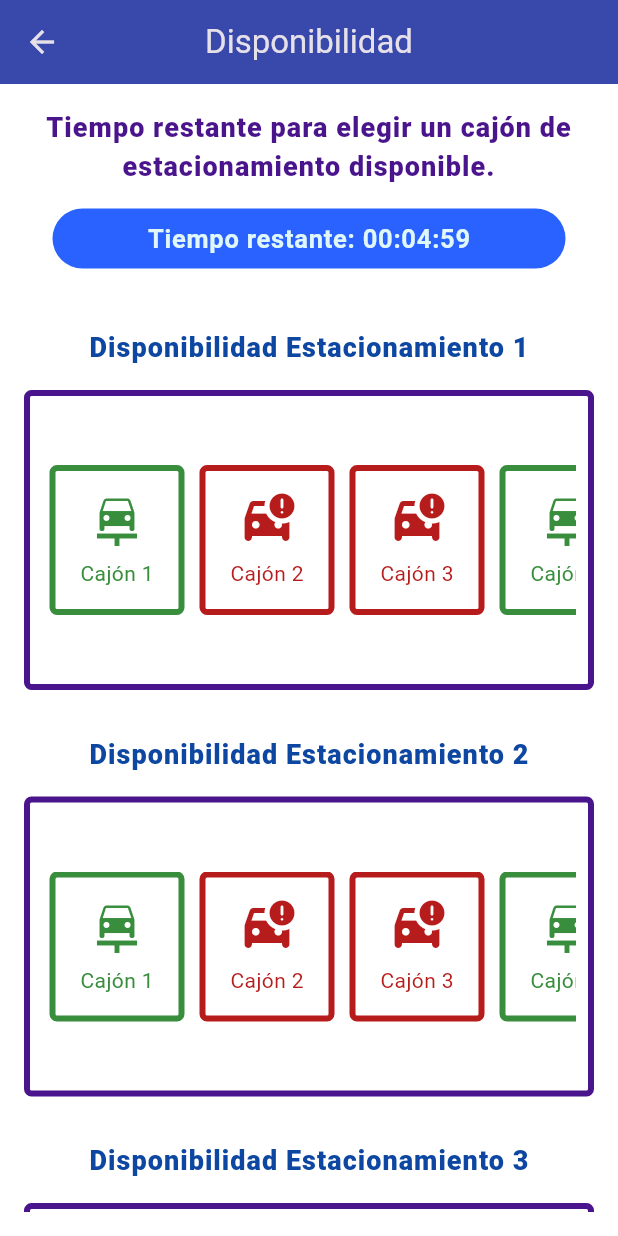
After one commit to LionStoreTeam/AppEstacionamientoUAEM2024-ComputoMovil-7-U, a Flutter app: the DisponibilidadScreen screen opened directly, on a phone screen of 412 x 824 dp. The commit adds this screen. Run offline on Flutter 3.47's test engine with Material 3 defaults, Android fonts, the light colour scheme and no system bars; our stand-ins replace gap, google_maps_flutter.

Commit message:
Estacionamiento UAEM

```diff
--- a/lib/api/map.dart
+++ b/lib/api/map.dart
@@ -1,5 +1,6 @@
 import 'dart:async';
 
+import 'package:estacionamiento_uaem/screens/login_screen.dart';
 import 'package:flutter/material.dart';
 import 'package:google_maps_flutter/google_maps_flutter.dart';
 
@@ -37,7 +38,12 @@ class MapEstacionamientoState extends State<MapEstacionamiento> {
           builder: (BuildContext context) {
             return IconButton(
               icon: const Icon(Icons.arrow_back_sharp),
-              onPressed: () => Navigator.of(context).pop(),
+              onPressed: () {
+                Navigator.push(
+                    context,
+                    MaterialPageRoute(
+                        builder: (context) => const LoginScreen()));
+              },
             );
           },
         ),
--- a/lib/screens/administrativos_screen.dart
+++ b/lib/screens/administrativos_screen.dart
@@ -1,4 +1,4 @@
-import 'package:estacionamiento_uaem/api/map.dart';
+import 'package:estacionamiento_uaem/screens/disponibilidad_screen.dart';
 import 'package:flutter/material.dart';
 // import 'package:gap/gap.dart';
 
@@ -100,12 +100,12 @@ class _AdministrativosScreenState extends State<AdministrativosScreen> {
                   Navigator.push(
                       context,
                       MaterialPageRoute(
-                          builder: (context) => const MapEstacionamiento()));
+                          builder: (context) => const DisponibilidadScreen()));
                 },
                 icon: const Icon(Icons.remove_red_eye_outlined,
                     color: Colors.white),
                 label: const Text(
-                  "Mostrar Mapa",
+                  "Ver Disponibilidad",
                   style: TextStyle(
                     color: Colors.white,
                     fontSize: 22,
--- a/lib/screens/alumnos_screen.dart
+++ b/lib/screens/alumnos_screen.dart
@@ -1,4 +1,4 @@
-import 'package:estacionamiento_uaem/api/map.dart';
+import 'package:estacionamiento_uaem/screens/disponibilidad_screen.dart';
 import 'package:flutter/material.dart';
 // import 'package:gap/gap.dart';
 
@@ -100,12 +100,12 @@ class _AlumnosScreenState extends State<AlumnosScreen> {
                   Navigator.push(
                       context,
                       MaterialPageRoute(
-                          builder: (context) => const MapEstacionamiento()));
+                          builder: (context) => const DisponibilidadScreen()));
                 },
                 icon: const Icon(Icons.remove_red_eye_outlined,
                     color: Colors.white),
                 label: const Text(
-                  "Mostrar Mapa",
+                  "Ver Disponibilidad",
                   style: TextStyle(
                     color: Colors.white,
                     fontSize: 22,
--- /dev/null
+++ b/lib/screens/disponibilidad_screen.dart
@@ -0,0 +1,478 @@
+import 'dart:async';
+
+import 'package:estacionamiento_uaem/api/map.dart';
+import 'package:estacionamiento_uaem/screens/login_screen.dart';
+import 'package:flutter/material.dart';
+import 'package:gap/gap.dart';
+
+class DisponibilidadScreen extends StatefulWidget {
+  const DisponibilidadScreen({Key? key}) : super(key: key);
+
+  @override
+  State<DisponibilidadScreen> createState() => _DisponibilidadScreenState();
+}
+
+class _DisponibilidadScreenState extends State<DisponibilidadScreen> {
+  int _seconds = 5 * 60;
+  Timer? _timer;
+  bool _isTimerRunning = false;
+
+  @override
+  void initState() {
+    super.initState();
+    startTimer();
+  }
+
+  @override
+  void dispose() {
+    _timer?.cancel();
+    super.dispose();
+  }
+
+  void startTimer() {
+    if (_isTimerRunning) return;
+
+    _timer = Timer.periodic(const Duration(seconds: 1), (timer) {
+      setState(() {
+        if (_seconds > 0) {
+          _seconds--;
+        } else {
+          stopTimer();
+          showTimeUpAlert();
+        }
+      });
+    });
+
+    setState(() {
+      _isTimerRunning = true;
+    });
+  }
+
+  void stopTimer() {
+    if (!_isTimerRunning) return;
+
+    _timer?.cancel();
+    setState(() {
+      _isTimerRunning = false;
+    });
+  }
+
+  String getFormattedTime() {
+    int hours = _seconds ~/ 3600;
+    int minutes = (_seconds % 3600) ~/ 60;
+    int seconds = _seconds % 60;
+    return '${hours.toString().padLeft(2, '0')}:${minutes.toString().padLeft(2, '0')}:${seconds.toString().padLeft(2, '0')}';
+  }
+
+  void showTimeUpAlert() {
+    showDialog(
+      barrierDismissible: false,
+      context: context,
+      builder: (BuildContext context) {
+        return AlertDialog(
+          title: const Text(
+            "¡Tiempo Agotado!",
+            style: TextStyle(
+              fontSize: 27,
+              fontWeight: FontWeight.bold,
+            ),
+          ),
+          content: Text(
+            "Se ha agotado el tiempo para elegir un cajón de estacionamiento.",
+            style: TextStyle(
+              color: Colors.amber.shade50,
+              fontSize: 19,
+            ),
+          ),
+          actions: [
+            TextButton(
+              onPressed: () {
+                Navigator.push(
+                    context,
+                    MaterialPageRoute(
+                        builder: (context) => const LoginScreen()));
+              },
+              child: const Text(
+                "Salir",
+                style: TextStyle(
+                  fontWeight: FontWeight.bold,
+                ),
+              ),
+            ),
+          ],
+        );
+      },
+    );
+  }
+
+  final Map<String, bool> _cajonesDisponibles = {
+    "Cajón 1": true,
+    "Cajón 2": false,
+    "Cajón 3": false,
+    "Cajón 4": true,
+    // "Cajon 5": true,
+    // "Cajon 6": true,
+    // "Cajon 7": false,
+    // "Cajon 8": false,
+  };
+
+  bool _mostrarBotonIngresar = false;
+  bool _mostrarColumn = true;
+
+  @override
+  Widget build(BuildContext context) {
+    String formattedTime = getFormattedTime();
+    return Scaffold(
+      backgroundColor: Colors.white70,
+      appBar: AppBar(
+        title: const Text("Disponibilidad"),
+        centerTitle: true,
+        elevation: 0,
+        backgroundColor: Colors.indigo.shade600,
+        leading: Builder(
+          builder: (BuildContext context) {
+            return IconButton(
+              icon: const Icon(Icons.arrow_back_sharp),
+              onPressed: () => Navigator.of(context).pop(),
+            );
+          },
+        ),
+      ),
+      body: Padding(
+        padding: const EdgeInsets.all(16),
+        child: SingleChildScrollView(
+          child: Column(
+            children: [
+              if (_mostrarColumn)
+                Column(
+                  children: [
+                    Column(
+                      children: [
+                        Text(
+                          "Tiempo restante para elegir un cajón de estacionamiento disponible.",
+                          textAlign: TextAlign.center,
+                          style: TextStyle(
+                            color: Colors.purple.shade900,
+                            fontWeight: FontWeight.w800,
+                            fontSize: 18,
+                            letterSpacing: 0.7,
+                          ),
+                        ),
+                        const Gap(15),
+                        Container(
+                          width: MediaQuery.of(context).size.width - 70,
+                          height: 40,
+                          decoration: BoxDecoration(
+                            borderRadius: BorderRadius.circular(30),
+                            color: Colors.blueAccent.shade700,
+                          ),
+                          child: Padding(
+                            padding: const EdgeInsets.only(
+                                bottom: 3, top: 3, left: 5, right: 5),
+                            child: Center(
+                              child: Text(
+                                'Tiempo restante: $formattedTime',
+                                style: TextStyle(
+                                  color: Colors.cyan.shade50,
+                                  fontSize: 17,
+                                  fontWeight: FontWeight.bold,
+                                  letterSpacing: 0.5,
+                                ),
+                              ),
+                            ),
+                          ),
+                        ),
+                        const Gap(40),
+                        Text(
+                          "Disponibilidad Estacionamiento 1",
+                          style: TextStyle(
+                            color: Colors.blue.shade900,
+                            fontWeight: FontWeight.w800,
+                            fontSize: 18,
+                            letterSpacing: 0.7,
+                          ),
+                        ),
+                        const SizedBox(height: 15),
+                        Container(
+                          height: 200,
+                          width: MediaQuery.of(context).size.width,
+                          decoration: BoxDecoration(
+                            border: Border.all(
+                              color: Colors.purple.shade900,
+                              width: 4,
+                            ),
+                            borderRadius: const BorderRadius.all(
+                              Radius.circular(5),
+                            ),
+                          ),
+                          child: Padding(
+                            padding: const EdgeInsets.all(8.0),
+                            child: Column(
+                              mainAxisAlignment: MainAxisAlignment.center,
+                              crossAxisAlignment: CrossAxisAlignment.center,
+                              children: [
+                                SingleChildScrollView(
+                                  scrollDirection: Axis.horizontal,
+                                  child: Row(
+                                    children: _cajonesDisponibles.keys
+                                        .map((cajonNombre) {
+                                      return Padding(
+                                        padding: const EdgeInsets.symmetric(
+                                            horizontal: 5),
+                                        child:
+                                            _buildCajon(context, cajonNombre),
+                                      );
+                                    }).toList(),
+                                  ),
+                                ),
+                              ],
+                            ),
+                          ),
+                        ),
+                      ],
+                    ),
+                    const Gap(30),
+                    Column(
+                      children: [
+                        Text(
+                          "Disponibilidad Estacionamiento 2",
+                          style: TextStyle(
+                            color: Colors.blue.shade900,
+                            fontWeight: FontWeight.w800,
+                            fontSize: 18,
+                            letterSpacing: 0.7,
+                          ),
+                        ),
+                        const SizedBox(height: 15),
+                        Container(
+                          height: 200,
+                          width: MediaQuery.of(context).size.width,
+                          decoration: BoxDecoration(
+                            border: Border.all(
+                              color: Colors.purple.shade900,
+                              width: 4,
+                            ),
+                            borderRadius: const BorderRadius.all(
+                              Radius.circular(5),
+                            ),
+                          ),
+                          child: Padding(
+                            padding: const EdgeInsets.all(8.0),
+                            child: Column(
+                              mainAxisAlignment: MainAxisAlignment.center,
+                              crossAxisAlignment: CrossAxisAlignment.center,
+                              children: [
+                                SingleChildScrollView(
+                                  scrollDirection: Axis.horizontal,
+                                  child: Row(
+                                    children: _cajonesDisponibles.keys
+                                        .map((cajonNombre) {
+                                      return Padding(
+                                        padding: const EdgeInsets.symmetric(
+                                            horizontal: 5),
+                                        child:
+                                            _buildCajon(context, cajonNombre),
+                                      );
+                                    }).toList(),
+                                  ),
+                                ),
+                              ],
+                            ),
+                          ),
+                        ),
+                      ],
+                    ),
+                    const Gap(30),
+                    Column(
+                      children: [
+                        Text(
+                          "Disponibilidad Estacionamiento 3",
+                          style: TextStyle(
+                            color: Colors.blue.shade900,
+                            fontWeight: FontWeight.w800,
+                            fontSize: 18,
+                            letterSpacing: 0.7,
+                          ),
+                        ),
+                        const SizedBox(height: 15),
+                        Container(
+                          height: 200,
+                          width: MediaQuery.of(context).size.width,
+                          decoration: BoxDecoration(
+                            border: Border.all(
+                              color: Colors.purple.shade900,
+                              width: 4,
+                            ),
+                            borderRadius: const BorderRadius.all(
+                              Radius.circular(5),
+                            ),
+                          ),
+                          child: Padding(
+                            padding: const EdgeInsets.all(8.0),
+                            child: Column(
+                              mainAxisAlignment: MainAxisAlignment.center,
+                              crossAxisAlignment: CrossAxisAlignment.center,
+                              children: [
+                                SingleChildScrollView(
+                                  scrollDirection: Axis.horizontal,
+                                  child: Row(
+                                    children: _cajonesDisponibles.keys
+                                        .map((cajonNombre) {
+                                      return Padding(
+                                        padding: const EdgeInsets.symmetric(
+                                            horizontal: 5),
+                                        child:
+                                            _buildCajon(context, cajonNombre),
+                                      );
+                                    }).toList(),
+                                  ),
+                                ),
+                              ],
+                            ),
+                          ),
+                        ),
+                      ],
+                    ),
+                  ],
+                ),
+              if (_mostrarBotonIngresar)
+                Center(
+                  child: Column(
+                    children: [
+                      Text(
+                        "Puedes revisar las calles y estacionamientos que se encuentran dentro de la universidad.",
+                        textAlign: TextAlign.center,
+                        style: TextStyle(
+                          color: Colors.purple.shade900,
+                          fontWeight: FontWeight.w800,
+                          fontSize: 18,
+                          letterSpacing: 0.7,
+                        ),
+                      ),
+                      const Gap(30),
+                      ElevatedButton.icon(
+                        onPressed: () {
+                          Navigator.push(
+                              context,
+                              MaterialPageRoute(
+                                  builder: (context) =>
+                                      const MapEstacionamiento()));
+                        },
+                        label: const Text('Mostrar Mapa'),
+                        icon: const Icon(
+                          Icons.remove_red_eye_outlined,
+                          size: 20,
+                          color: Colors.white70,
+                        ),
+                      ),
+                    ],
+                  ),
+                ),
+            ],
+          ),
+        ),
+      ),
+    );
+  }
+
+  GestureDetector _buildCajon(BuildContext context, String cajonNombre) {
+    final disponible = _cajonesDisponibles[cajonNombre] ?? false;
+    Color color = disponible ? Colors.green.shade700 : Colors.red.shade900;
+    return GestureDetector(
+      onTap: () {
+        if (disponible) {
+          _showReservarDialog(context, cajonNombre);
+        } else {
+          _estacionamientoOcupado(context);
+        }
+      },
+      child: Container(
+        height: 100,
+        width: 90,
+        decoration: BoxDecoration(
+          border: Border.all(
+            color: color,
+            width: 4,
+          ),
+          borderRadius: const BorderRadius.all(
+            Radius.circular(5),
+          ),
+        ),
+        child: Column(
+          mainAxisAlignment: MainAxisAlignment.center,
+          crossAxisAlignment: CrossAxisAlignment.center,
+          children: [
+            Icon(
+              disponible ? Icons.car_repair : Icons.car_crash_rounded,
+              color: color,
+              size: 40,
+            ),
+            const SizedBox(height: 5),
+            Text(
+              cajonNombre,
+              style: TextStyle(
+                color: color,
+              ),
+            ),
+          ],
+        ),
+      ),
+    );
+  }
+
+  void _estacionamientoOcupado(BuildContext context) {
+    showDialog(
+      context: context,
+      builder: (BuildContext context) {
+        return AlertDialog(
+          title: const Text("¡ Cajón Ocupado !"),
+          content: const Text(
+              "Esté cajón está ocupado, por favor selecciona uno disponible en color verde."),
+          actions: [
+            TextButton(
+              onPressed: () {
+                Navigator.of(context).pop();
+              },
+              child: const Text("De Acuerdo"),
+            ),
+          ],
+        );
+      },
+    );
+  }
+
+  void _showReservarDialog(BuildContext context, String cajonNombre) async {
+    bool reservar = await showDialog(
+      barrierDismissible: false,
+      context: context,
+      builder: (BuildContext context) {
+        return AlertDialog(
+          title: const Text("¡ Cajón Disponible !"),
+          content: const Text("¿Deseas reservar esté cajón?"),
+          actions: <Widget>[
+            TextButton(
+              onPressed: () {
+                Navigator.of(context).pop(true); // Reservar
+              },
+              child: const Text('Sí'),
+            ),
+            TextButton(
+              onPressed: () {
+                Navigator.of(context).pop(false); // No reservar
+              },
+              child: const Text('No'),
+            ),
+          ],
+        );
+      },
+    );
+
+    if (reservar) {
+      setState(() {
+        _cajonesDisponibles[cajonNombre] = false; // Cambiar a cajón a reservado
+        _mostrarBotonIngresar = true; // Mostrar el botón "Ingresar"
+        _mostrarColumn = false; // Ocultar el segundo Column
+      });
+    }
+  }
+}
--- a/lib/screens/maestros_screen.dart
+++ b/lib/screens/maestros_screen.dart
@@ -1,4 +1,4 @@
-import 'package:estacionamiento_uaem/api/map.dart';
+import 'package:estacionamiento_uaem/screens/disponibilidad_screen.dart';
 import 'package:flutter/material.dart';
 // import 'package:gap/gap.dart';
 
@@ -100,12 +100,12 @@ class _MaestrosScreenState extends State<MaestrosScreen> {
                   Navigator.push(
                       context,
                       MaterialPageRoute(
-                          builder: (context) => const MapEstacionamiento()));
+                          builder: (context) => const DisponibilidadScreen()));
                 },
                 icon: const Icon(Icons.remove_red_eye_outlined,
                     color: Colors.white),
                 label: const Text(
-                  "Mostrar Mapa",
+                  "Ver Disponibilidad",
                   style: TextStyle(
                     color: Colors.white,
                     fontSize: 22,
```
Also changed, not shown: 1 other file.
